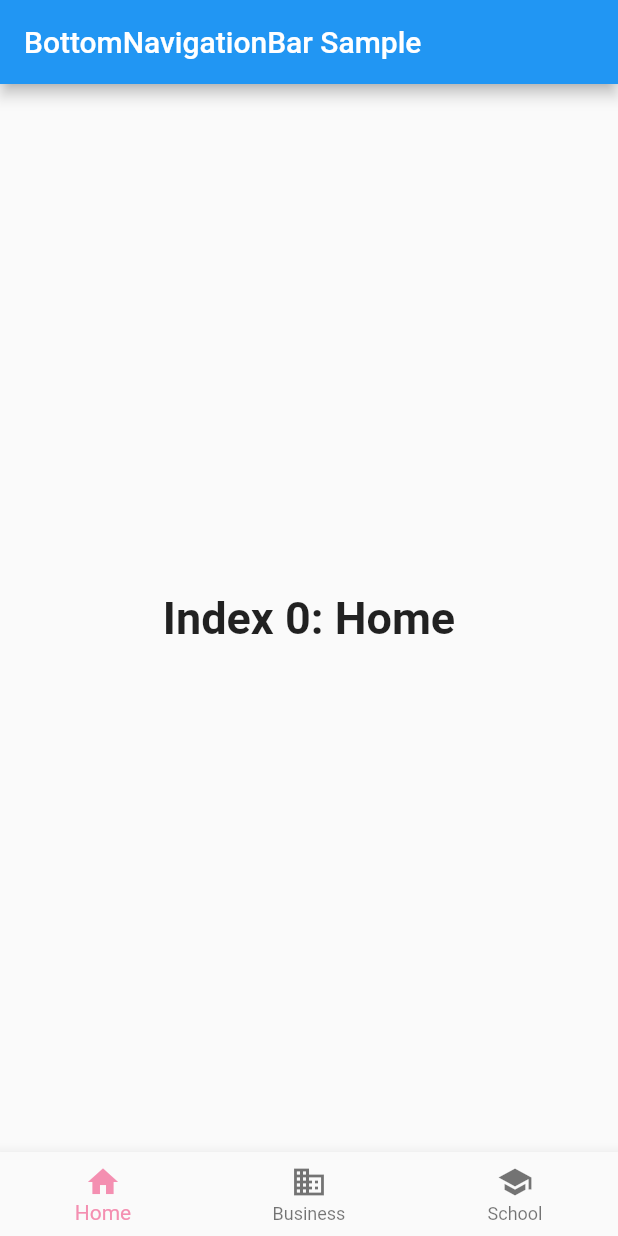
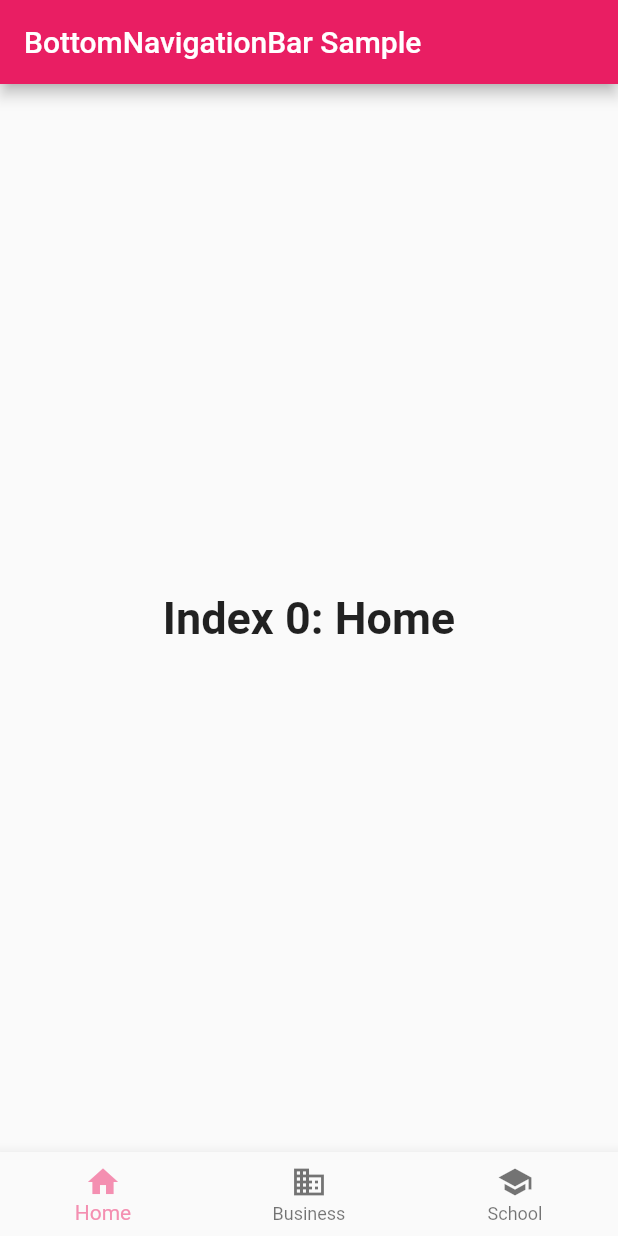
Before and after one commit to StillLearningHowToCode/Flutter, a Flutter app: the screen it shows after launch, on a phone screen of 412 x 824 dp. Run offline on Flutter 3.47's test engine with Material 2 defaults, Android fonts, the phone set to English and light mode, and no system bars.

Commit message:
Update main.dart

```diff
--- a/first_test_flutter/lib/main.dart
+++ b/first_test_flutter/lib/main.dart
@@ -5,13 +5,25 @@ void main() => runApp(const MyApp());
 class MyApp extends StatelessWidget {
   const MyApp({Key? key}) : super(key: key);
 
-  static const String _title = 'Flutter Code Sample';
+  static const String _title = 'Bottom Nav Sample';
 
   @override
   Widget build(BuildContext context) {
-    return const MaterialApp(
+    return MaterialApp(
       title: _title,
-      home: MyStatefulWidget(),
+      home: const MyStatefulWidget(),
+      theme: ThemeData(
+        // This is the theme of your application.
+        //
+        // Try running your application with "flutter run". You'll see the
+        // application has a blue toolbar. Then, without quitting the app, try
+        // changing the primarySwatch below to Colors.green and then invoke
+        // "hot reload" (press "r" in the console where you ran "flutter run",
+        // or simply save your changes to "hot reload" in a Flutter IDE).
+        // Notice that the counter didn't reset back to zero; the application
+        // is not restarted.
+        primarySwatch: Colors.pink,
+      ),
     );
   }
 }
```
